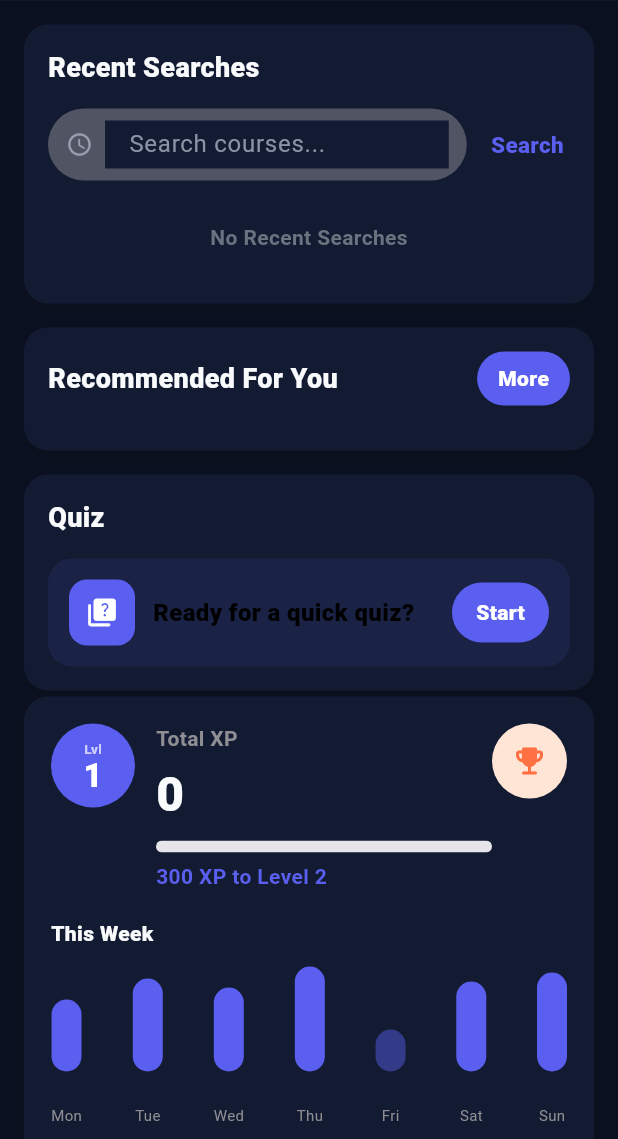
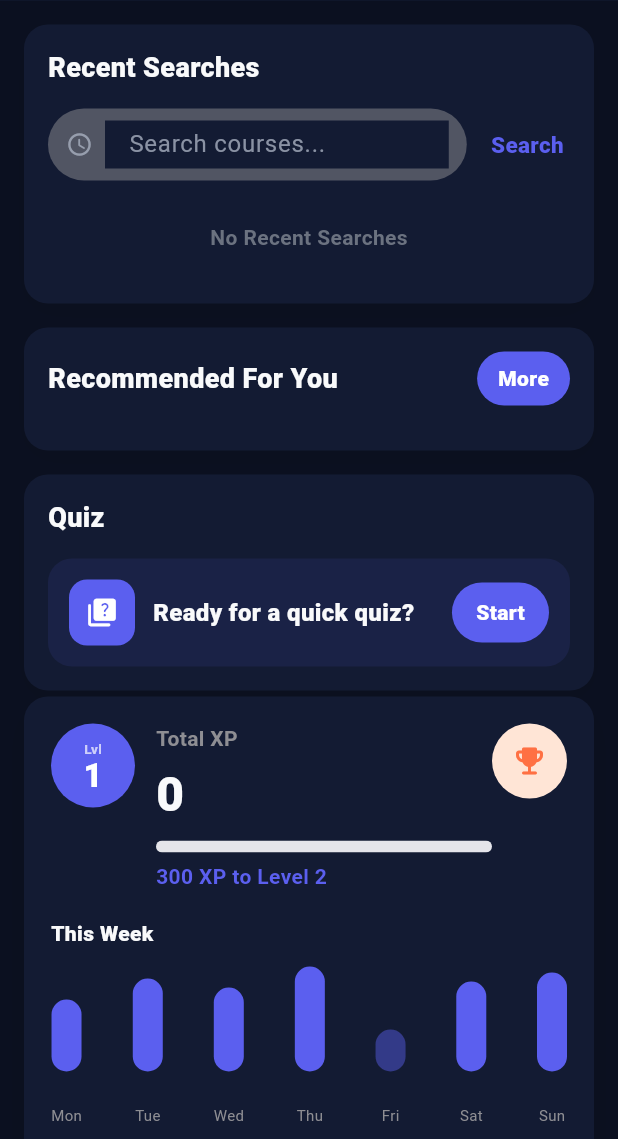
Before and after one commit to Ravindu2002-20/Microlearning_App, a Flutter app: the HomeScreen screen opened directly with empty values, on a phone screen of 412 x 824 dp, the part 97-1236 px from its top. Run offline on Flutter 3.47's test engine with Material 3 defaults, Android fonts, the phone set to English and light mode, and no system bars; our stand-ins replace chewie, connectivity_plus, file_picker, flutter_dotenv, flutter_riverpod, sensors_plus and 5 more; accounts and stored records are empty; network calls fail.

Commit message:
text colour fixed in dark mode

```diff
--- a/lib/features/home/screens/home_screen.dart
+++ b/lib/features/home/screens/home_screen.dart
@@ -656,7 +656,9 @@ final userAsync = ref.read(sessionUserProvider);
                     child: Column(
                       crossAxisAlignment: CrossAxisAlignment.start,
                       children: [
-                        const _SectionTitle(title: 'Quiz'),
+                        _SectionTitle(
+                          title: 'Quiz',
+                        ),
                         const SizedBox(height: 14),
                         Container(
                           padding: const EdgeInsets.all(14),
@@ -680,14 +682,21 @@ final userAsync = ref.read(sessionUserProvider);
                                 ),
                               ),
                               const SizedBox(width: 12),
-                              const Expanded(
-                                child: Text(
-                                  'Ready for a quick quiz?',
-                                  style: TextStyle(
-                                    fontSize: 16,
-                                    fontWeight: FontWeight.w800,
-                                    color: Colors.black,
-                                  ),
+Expanded(
+                                child: Builder(
+                                  builder: (context) {
+                                    final isDark = Theme.of(context).brightness == Brightness.dark;
+                                    return Text(
+                                      'Ready for a quick quiz?',
+                                      style: TextStyle(
+                                        fontSize: 16,
+                                        fontWeight: FontWeight.w800,
+                                        color: AppColors.textPrimaryFor(
+                                          isDark ? Brightness.dark : Brightness.light,
+                                        ),
+                                      ),
+                                    );
+                                  },
                                 ),
                               ),
                               const SizedBox(width: 10),
```
